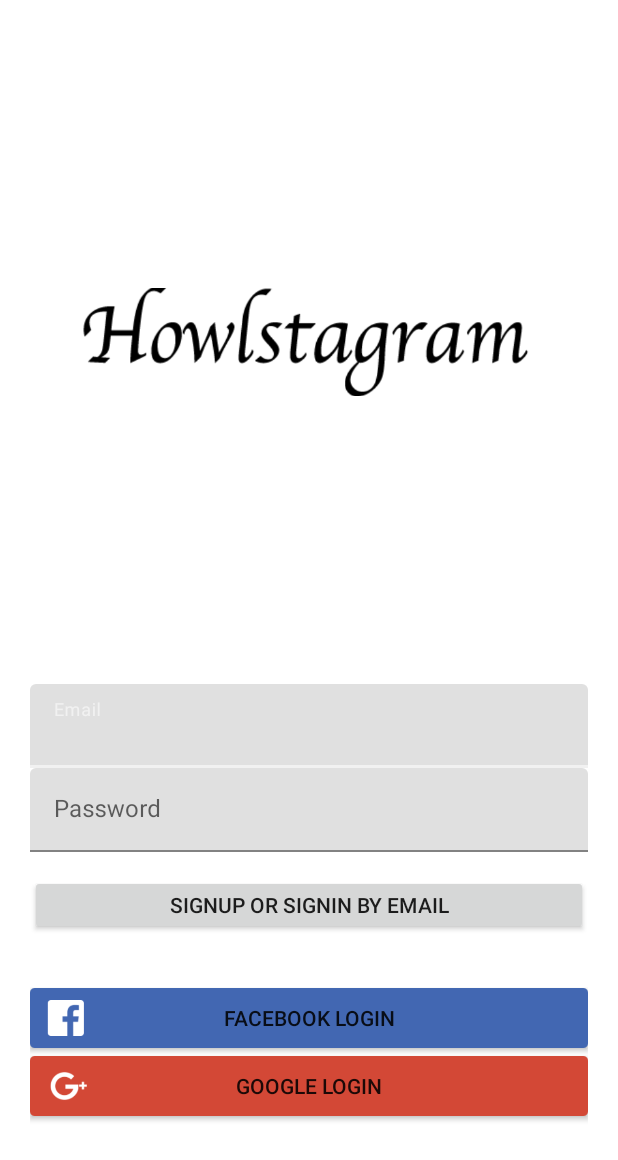
After one commit to taehee28/Instagram-clone, an Android app: the layout activity_login.xml on its own in the app's theme, with its tools: preview values and no code run, on a phone screen of 412 x 824 dp. The commit adds this screen. Shown: the top 1160 px of the screen. Run offline under Robolectric (Android 15) with nearby library versions, the phone set to English and light mode, and no system bars.

Commit message:
Feat: LoginActivity 화면 추가
* LoginActivity layout 구현
* LoginActivity를 launcher로 변경

```diff
--- a/app/src/main/AndroidManifest.xml
+++ b/app/src/main/AndroidManifest.xml
@@ -14,7 +14,7 @@
         android:theme="@style/Theme.Instagramclone"
         tools:targetApi="31">
         <activity
-            android:name=".MainActivity"
+            android:name=".LoginActivity"
             android:exported="true">
             <intent-filter>
                 <action android:name="android.intent.action.MAIN" />
@@ -22,6 +22,11 @@
                 <category android:name="android.intent.category.LAUNCHER" />
             </intent-filter>
         </activity>
+
+        <activity
+            android:name=".MainActivity"
+            android:exported="false">
+        </activity>
     </application>
 
 </manifest>
--- /dev/null
+++ b/app/src/main/java/com/thk/instagram_clone/LoginActivity.kt
@@ -0,0 +1,11 @@
+package com.thk.instagram_clone
+
+import androidx.appcompat.app.AppCompatActivity
+import android.os.Bundle
+
+class LoginActivity : AppCompatActivity() {
+    override fun onCreate(savedInstanceState: Bundle?) {
+        super.onCreate(savedInstanceState)
+        setContentView(R.layout.activity_login)
+    }
+}
--- /dev/null
+++ b/app/src/main/res/layout/activity_login.xml
@@ -0,0 +1,90 @@
+<?xml version="1.0" encoding="utf-8"?>
+<androidx.constraintlayout.widget.ConstraintLayout
+    xmlns:android="http://schemas.android.com/apk/res/android"
+    xmlns:app="http://schemas.android.com/apk/res-auto"
+    xmlns:tools="http://schemas.android.com/tools"
+    android:layout_width="match_parent"
+    android:layout_height="match_parent"
+    android:paddingHorizontal="20dp"
+    tools:context=".LoginActivity">
+
+    <ImageView
+        android:layout_width="0dp"
+        android:layout_height="wrap_content"
+        android:src="@drawable/logo_title"
+        app:layout_constraintStart_toStartOf="parent"
+        app:layout_constraintEnd_toEndOf="parent"
+        app:layout_constraintTop_toTopOf="parent"
+        app:layout_constraintBottom_toTopOf="@id/emailInputLayout"
+        />
+
+    <com.google.android.material.textfield.TextInputLayout
+        android:id="@+id/emailInputLayout"
+        android:layout_width="0dp"
+        android:layout_height="wrap_content"
+        app:layout_constraintBottom_toTopOf="@id/pwInputLayout"
+        app:layout_constraintStart_toStartOf="parent"
+        app:layout_constraintEnd_toEndOf="parent">
+
+        <com.google.android.material.textfield.TextInputEditText
+            android:layout_width="match_parent"
+            android:layout_height="wrap_content"
+            android:hint="@string/email"
+            />
+
+    </com.google.android.material.textfield.TextInputLayout>
+
+    <com.google.android.material.textfield.TextInputLayout
+        android:id="@+id/pwInputLayout"
+        android:layout_width="0dp"
+        android:layout_height="wrap_content"
+        android:layout_marginBottom="15dp"
+        app:layout_constraintStart_toStartOf="parent"
+        app:layout_constraintEnd_toEndOf="parent"
+        app:layout_constraintBottom_toTopOf="@id/btn_signIn_email">
+
+        <com.google.android.material.textfield.TextInputEditText
+            android:layout_width="match_parent"
+            android:layout_height="wrap_content"
+            android:hint="@string/password"
+
+            />
+
+    </com.google.android.material.textfield.TextInputLayout>
+
+    <androidx.appcompat.widget.AppCompatButton
+        android:id="@+id/btn_signIn_email"
+        android:layout_width="0dp"
+        android:layout_height="40dp"
+        android:text="@string/signin_email"
+        android:layout_marginBottom="35dp"
+        app:layout_constraintStart_toStartOf="parent"
+        app:layout_constraintEnd_toEndOf="parent"
+        app:layout_constraintBottom_toTopOf="@id/btn_signIn_facebook"
+        />
+
+    <androidx.appcompat.widget.AppCompatButton
+        android:id="@+id/btn_signIn_facebook"
+        android:layout_width="0dp"
+        android:layout_height="40dp"
+        android:text="@string/signin_facebook"
+        android:background="@drawable/btn_signin_facebook"
+        android:layout_marginBottom="5dp"
+        app:layout_constraintStart_toStartOf="parent"
+        app:layout_constraintEnd_toEndOf="parent"
+        app:layout_constraintBottom_toTopOf="@id/btn_signIn_google"
+        />
+
+    <androidx.appcompat.widget.AppCompatButton
+        android:id="@+id/btn_signIn_google"
+        android:layout_width="0dp"
+        android:layout_height="40dp"
+        android:text="@string/signin_google"
+        android:background="@drawable/btn_signin_google"
+        android:layout_marginBottom="80dp"
+        app:layout_constraintStart_toStartOf="parent"
+        app:layout_constraintEnd_toEndOf="parent"
+        app:layout_constraintBottom_toBottomOf="parent"
+        />
+
+</androidx.constraintlayout.widget.ConstraintLayout>
--- a/app/src/main/res/values/strings.xml
+++ b/app/src/main/res/values/strings.xml
@@ -51,6 +51,6 @@
     <string name="back">Back</string>
 
     <!-- etc -->
-    <item name="visible" type="id"/>
-    <item name="masked" type="id"/>
+    <item name="visible" type="id" />
+    <item name="masked" type="id" />
 </resources>
```
